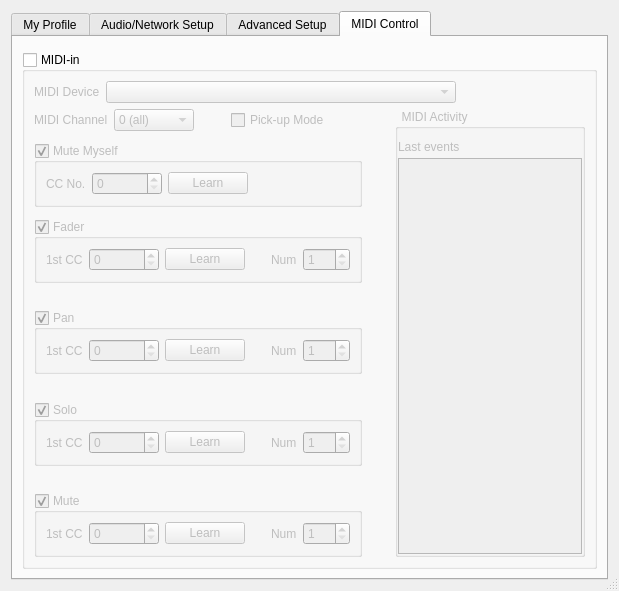
ignotus666/jamulus, file src/clientsettingsdlgbase.ui: the form before one commit.
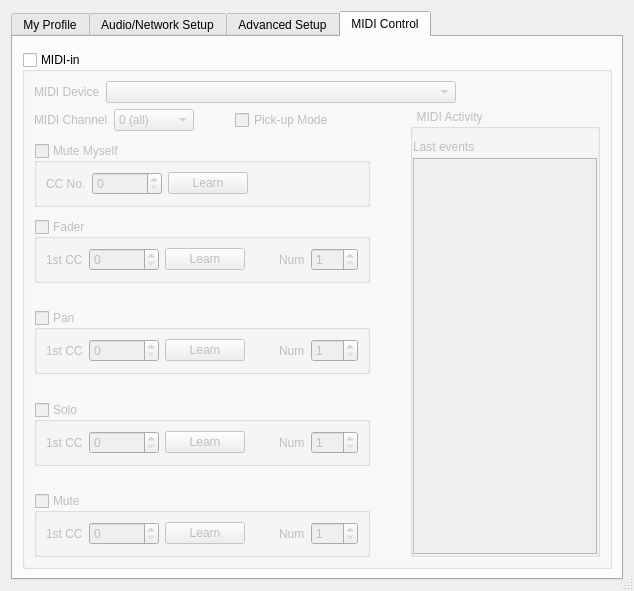
The form after the commit. Icons and pictures are not drawn. Custom widgets are drawn as their Qt base class.

Diff of the .ui file:
```diff
--- a/src/clientsettingsdlgbase.ui
+++ b/src/clientsettingsdlgbase.ui
@@ -6,7 +6,7 @@
    <rect>
     <x>0</x>
     <y>0</y>
-    <width>619</width>
+    <width>634</width>
     <height>591</height>
    </rect>
   </property>
@@ -1374,6 +1374,12 @@
        </item>
        <item>
         <widget class="QGroupBox" name="grbMidiControls">
+         <property name="enabled">
+          <bool>true</bool>
+         </property>
+         <property name="mouseTracking">
+          <bool>true</bool>
+         </property>
          <property name="title">
           <string>MIDI-in</string>
          </property>
@@ -1537,6 +1543,9 @@
               <property name="checkable">
                <bool>true</bool>
               </property>
+              <property name="checked">
+               <bool>false</bool>
+              </property>
               <layout class="QHBoxLayout" name="horizontalLayout_19">
                <item>
                 <layout class="QHBoxLayout" name="horizontalLayout_11">
@@ -1667,6 +1676,9 @@
               <property name="checkable">
                <bool>true</bool>
               </property>
+              <property name="checked">
+               <bool>false</bool>
+              </property>
               <layout class="QHBoxLayout" name="horizontalLayout_18">
                <item>
                 <layout class="QHBoxLayout" name="horizontalLayout_15">
@@ -1810,6 +1822,9 @@
               <property name="checkable">
                <bool>true</bool>
               </property>
+              <property name="checked">
+               <bool>false</bool>
+              </property>
               <layout class="QHBoxLayout" name="horizontalLayout_21">
                <item>
                 <layout class="QHBoxLayout" name="horizontalLayout_14">
@@ -1940,6 +1955,9 @@
               <property name="checkable">
                <bool>true</bool>
               </property>
+              <property name="checked">
+               <bool>false</bool>
+              </property>
               <layout class="QHBoxLayout" name="horizontalLayout_22">
                <item>
                 <layout class="QHBoxLayout" name="horizontalLayout_13">
@@ -2098,6 +2116,9 @@
             <property name="checkable">
              <bool>true</bool>
             </property>
+            <property name="checked">
+             <bool>false</bool>
+            </property>
             <layout class="QHBoxLayout" name="horizontalLayout_20">
              <item>
               <layout class="QHBoxLayout" name="horizontalLayout_16">
@@ -2385,9 +2406,18 @@
             </item>
             <item>
              <widget class="QCheckBox" name="chbMIDIPickupMode">
+              <property name="enabled">
+               <bool>false</bool>
+              </property>
+              <property name="mouseTracking">
+               <bool>true</bool>
+              </property>
               <property name="text">
                <string>Pick-up Mode</string>
               </property>
+              <property name="checked">
+               <bool>false</bool>
+              </property>
              </widget>
             </item>
             <item>
```
Left out of the diff: 24 changed lines with no effect on the pictures.
